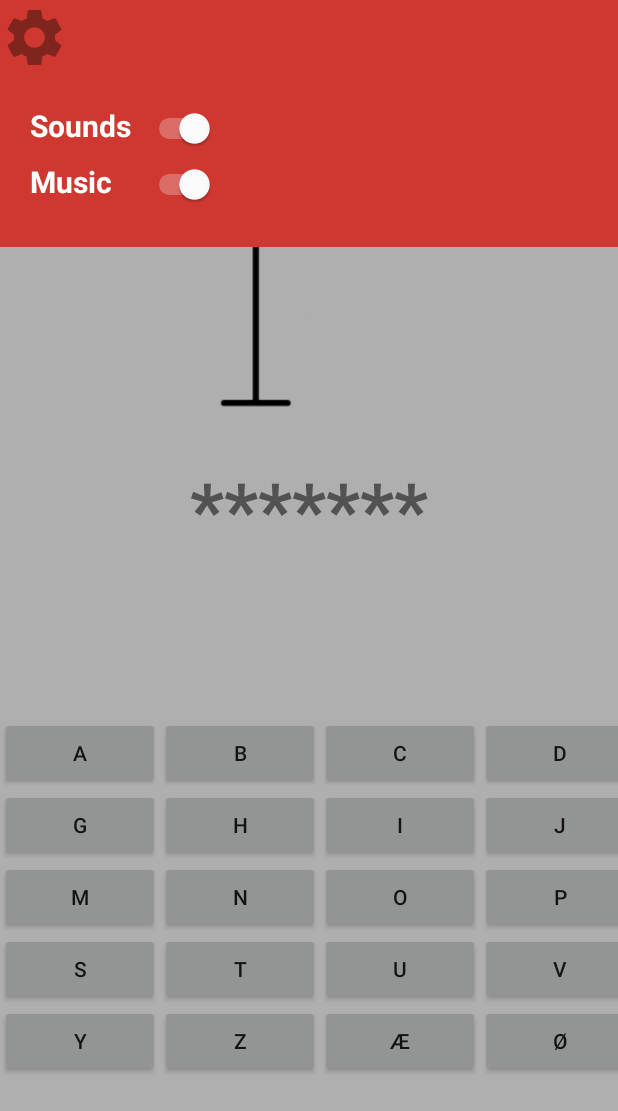
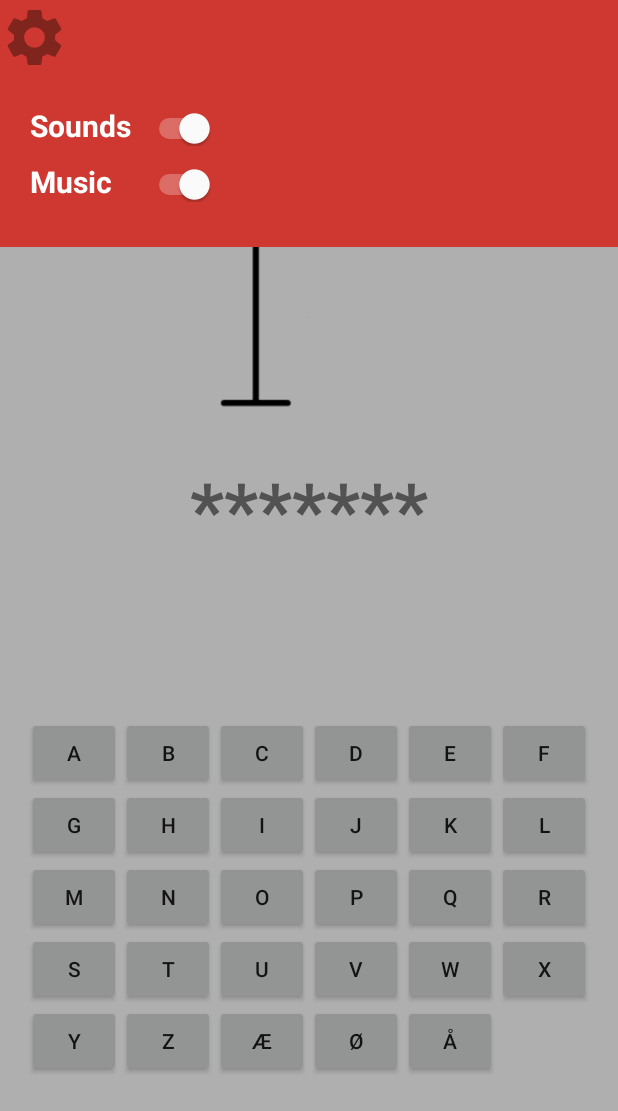
Before and after one commit to maltebp/HangManApp, an Android app: the fragment Game placed in its activity, after a tap on an icon or button, on a phone screen of 412 x 824 dp. Shown: the top 1111 px of the screen. Run offline under Robolectric (Android 15) with nearby library versions, the phone set to English and light mode, and no system bars; network calls fail.

Commit message:
Made some adjustments

```diff
--- a/app/src/main/AndroidManifest.xml
+++ b/app/src/main/AndroidManifest.xml
@@ -9,7 +9,7 @@
         android:roundIcon="@mipmap/ic_launcher_round"
         android:supportsRtl="true"
         android:theme="@style/AppTheme">
-        <activity android:name=".MainActivity">
+        <activity android:name=".MainActivity" android:screenOrientation="portrait">
             <intent-filter>
                 <action android:name="android.intent.action.MAIN" />
 
--- a/app/src/main/java/com/example/hangman/Finished.java
+++ b/app/src/main/java/com/example/hangman/Finished.java
@@ -35,7 +35,7 @@ public class Finished extends Fragment implements View.OnClickListener {
             TextView text_rank = view.findViewById(R.id.won_text_rank);
             text_rank.setText( "#"+scoreDAO.getRank(gameState.getPlayerName()));
 
-            // Settings mistakes
+            // SettingsData mistakes
             TextView text_mistakes = view.findViewById(R.id.text_mistakes);
             text_mistakes.setText("... with "+gameState.getAntalForkerteBogstaver()+" mistakes");
 
--- a/app/src/main/java/com/example/hangman/FloatingTextAnimator.java
+++ b/app/src/main/java/com/example/hangman/FloatingTextAnimator.java
@@ -9,7 +9,6 @@ import android.view.ViewGroup;
 import android.widget.FrameLayout;
 import android.widget.TextView;
 
-import java.text.NumberFormat;
 import java.util.LinkedList;
 import java.util.List;
 import java.util.Random;
@@ -90,9 +89,14 @@ public class FloatingTextAnimator extends AsyncTask<Void,Void,Void> {
     }
 
     public void generateText(FloatingText text){
+
         List<String> words = GameState.getState().muligeOrd;
 
-        text.setText( words.get( rand.nextInt(words.size())) );
+        /* There is a slight chance that words are being loaded from DR in this instant,
+            and therefor the list might be empty. In that case, just reuse the old world.*/
+        if(words.size() > 0 ){
+            text.setText( words.get( rand.nextInt(words.size())) );
+        }
 
         text.setPosition((rand.nextFloat()*(width+100))-200, height);
 
@@ -154,7 +158,6 @@ public class FloatingTextAnimator extends AsyncTask<Void,Void,Void> {
             this.x = x;
             this.y = y;
             update();
-            System.out.println("Pos: "+this.x +", "+this.y);
         }
 
         public float move(){
@@ -193,8 +196,6 @@ public class FloatingTextAnimator extends AsyncTask<Void,Void,Void> {
             params.topMargin = (int) y;
             frame.setLayoutParams(params);
 
-            System.out.println("Transparency: "+transparency);
-
             String transparencyHex = Integer.toHexString( (int) transparency );
             if(transparencyHex.length() == 1) transparencyHex = "0"+transparencyHex;
             textView.setTextColor( Color.parseColor("#"+transparencyHex+"000000") );
--- a/app/src/main/java/com/example/hangman/Game.java
+++ b/app/src/main/java/com/example/hangman/Game.java
@@ -1,11 +1,13 @@
 package com.example.hangman;
 
+import android.app.Activity;
 import android.os.Bundle;
 
 import androidx.annotation.NonNull;
 import androidx.annotation.Nullable;
 import androidx.fragment.app.Fragment;
 
+import android.util.DisplayMetrics;
 import android.view.LayoutInflater;
 import android.view.View;
 import android.view.ViewGroup;
@@ -24,21 +26,32 @@ public class Game extends Fragment implements View.OnClickListener {
 
         view.findViewById(R.id.galge).setOnClickListener(this);
 
+        int buttonsPerRow = 6;
+
+        DisplayMetrics screenSize = new DisplayMetrics();
+        ((Activity) getContext()).getWindowManager()
+                .getDefaultDisplay()
+                .getMetrics(screenSize);
+
+        int buttonWidth = (screenSize.widthPixels-50)/buttonsPerRow;
+
         // Create the "keyboard"
         TableLayout table = view.findViewById(R.id.buttons);
         TableRow row = null;
         for(int i=0; i<26; i++){
-            if(i % 6 == 0){
+            if(i % buttonsPerRow == 0){
                 row = new TableRow(getContext());
                 table.addView(row);
             }
-            row.addView(createLetterButton( (char) (97+i) ));
+            row.addView(createLetterButton( (char) (97+i), buttonWidth));
         }
 
-        // ADds danish letters to keyboard
-        row.addView(createLetterButton( 'æ' ));
-        row.addView(createLetterButton( 'ø' ));
-        row.addView(createLetterButton( 'å' ));
+
+
+        // Adds danish letters to keyboard
+        row.addView(createLetterButton( 'æ', buttonWidth ));
+        row.addView(createLetterButton( 'ø', buttonWidth ));
+        row.addView(createLetterButton( 'å', buttonWidth ));
 
         return view;
     }
@@ -105,12 +118,13 @@ public class Game extends Fragment implements View.OnClickListener {
     }
 
     /* Generic method to create letter buttons (A-Å) */
-    private Button createLetterButton(char letter){
+    private Button createLetterButton(char letter, int width){
         Button btn = new Button(getContext());
 
         /* Since the button is a vector graphic, setting the background will make it look squared.
             Instead we change the tint. */
-        btn.setLayoutParams(new TableRow.LayoutParams( 160, TableRow.LayoutParams.WRAP_CONTENT));
+        btn.setLayoutParams(new TableRow.LayoutParams( width, TableRow.LayoutParams.WRAP_CONTENT));
+
 
         String str = "" + letter;
         btn.setText( str );
--- a/app/src/main/java/com/example/hangman/GameState.java
+++ b/app/src/main/java/com/example/hangman/GameState.java
@@ -1,5 +1,10 @@
 package com.example.hangman;
 
+
+/**
+ * Extension of GalgeLogik which allows me to extend or change
+ * some of the functionality, to fit the needs of this program.
+ */
 public class GameState extends GalgeLogik {
 
     // Singleton Logic ========
--- a/app/src/main/java/com/example/hangman/Intro.java
+++ b/app/src/main/java/com/example/hangman/Intro.java
@@ -1,39 +1,45 @@
 package com.example.hangman;
 
-import android.content.Context;
-import android.graphics.Color;
 import android.os.Bundle;
 import android.view.LayoutInflater;
 import android.view.View;
 import android.view.ViewGroup;
-
-import androidx.annotation.NonNull;
 import androidx.fragment.app.Fragment;
 
+
 /* The welcome screen when you open the app */
-public class Intro extends Fragment implements View.OnClickListener {
+public class Intro extends Fragment {
 
-    private FloatingTextAnimator textAnimator;
+    private FloatingTextAnimator textAnimator = null;
 
     @Override
     public View onCreateView(LayoutInflater inflater, ViewGroup container, Bundle savedInstanceState){
         View view = inflater.inflate(R.layout.fragment_intro, container, false);
 
-        view.findViewById(R.id.intro_page).setOnClickListener(this);
+        // Starting music, if it's not already playing
+        SoundManager soundManager = SoundManager.getInstance();
+        soundManager.playMusic(getContext(), R.raw.soundtrack, 0.5f);
 
+        // Intro Page: Start game
+        view.findViewById(R.id.intro_page).setOnClickListener( (View v) -> {
+            // Get player name
+            getFragmentManager()
+                    .beginTransaction()
+                    .setCustomAnimations(R.anim.fadein, R.anim.fadeout, R.anim.fadein, R.anim.fadeout)
+                    .replace(R.id.frag1, new EnterName())
+                    .addToBackStack(null)
+                    .commit();
+        });
+
+        // Score Board Button: Go to score board
         view.findViewById(R.id.btn_scoreboard).setOnClickListener((View v) -> {
             getFragmentManager()
                 .beginTransaction()
                 .setCustomAnimations(R.anim.slide_upslow2, R.anim.slide_upslow,R.anim.slide_downslow2, R.anim.slide_downslow)
-                .replace(R.id.frag1, new Scoreboard())
+                .replace(R.id.frag1, new Scoreboard() )
                 .addToBackStack(null)
                 .commit();
         });
-
-        // Starting music
-        //TODO: READD MUSIC
-        //SoundManager.getInstance().playMusic(getContext(), R.raw.soundtrack, 0.5f);
-
 
         return view;
     }
@@ -42,30 +48,15 @@ public class Intro extends Fragment implements View.OnClickListener {
     @Override
     public void onStart() {
         super.onStart();
+        /* If not placed here, the view dimensions won't have loaded yet, and it won't work. */
         textAnimator = new FloatingTextAnimator(getActivity(), getContext(), getView().findViewById(R.id.animation_container));
-    }
-
-    @Override
-    public void onAttachFragment(@NonNull Fragment childFragment) {
-
-    }
-
-
-    @Override
-    public void onClick(View v) {
-
-        // Get player name
-        getFragmentManager()
-            .beginTransaction()
-            .setCustomAnimations(R.anim.fadein, R.anim.fadeout, R.anim.fadein, R.anim.fadeout)
-            .replace(R.id.frag1, new EnterName())
-            .addToBackStack(null)
-            .commit();
     }
 
     @Override
     public void onStop() {
         super.onStop();
+        /* The animator runs in its own thread, and should be stopped
+            if we're no longer in the fragment */
         textAnimator.stop();
     }
 }
--- a/app/src/main/java/com/example/hangman/MainActivity.java
+++ b/app/src/main/java/com/example/hangman/MainActivity.java
@@ -6,7 +6,8 @@ import androidx.fragment.app.Fragment;
 import android.os.Bundle;
 import android.view.View;
 
-import com.example.hangman.database.ScoreDAO;
+import com.example.hangman.database.SettingsDAO;
+import com.example.hangman.database.SettingsData;
 
 public class MainActivity extends AppCompatActivity implements View.OnClickListener {
 
@@ -19,7 +20,8 @@ public class MainActivity extends AppCompatActivity implements View.OnClickListe
         super.onCreate(savedInstanceState);
         setContentView(R.layout.activity_main);
 
-        // Settings main page to intro fragment
+
+        // Setting main page to intro fragment
         if( savedInstanceState == null){
             getSupportFragmentManager()
                     .beginTransaction()
@@ -27,7 +29,25 @@ public class MainActivity extends AppCompatActivity implements View.OnClickListe
                     .commit();
         }
 
+
         findViewById(R.id.btn_settings).setOnClickListener(this);
+
+        // Load settings data from preferences into the SoundManager
+        SettingsData settingsData = new SettingsDAO(getBaseContext()).loadSettings();
+        SoundManager.getInstance().toggleMusic(settingsData.isMusicEnabled());
+        SoundManager.getInstance().toggleSound(settingsData.isSoundEnabled());
+
+        /* Load extra words from DR. It's not inteferring with any UI,
+            so there is no problem in just running it on a regular thread. */
+        new Thread( () ->{
+            try{
+                GameState.getState().hentOrdFraDr();
+            }catch(Exception e){
+                System.out.println("Der skete en fejl, da vi hentede ord fra DR: ");
+                e.printStackTrace();
+            }
+        }).start();
+
     }
 
 
@@ -37,7 +57,7 @@ public class MainActivity extends AppCompatActivity implements View.OnClickListe
             onBackPressed();
         }else{
             settingsActive = true;
-            // Open Settings window
+            // Open SettingsData window
             getSupportFragmentManager()
                 .beginTransaction()
                 .setCustomAnimations(R.anim.fadein, R.anim.fadeout, R.anim.fadein, R.anim.fadeout)
@@ -58,15 +78,39 @@ public class MainActivity extends AppCompatActivity implements View.OnClickListe
 
     @Override
     public void onBackPressed() {
-
         if(settingsActive){
             settingsActive = false;
+
+             /* If settings are open, we have 2 fragments to pop:
+                1) the settings window, and 2) the background fade */
             getSupportFragmentManager().popBackStack();
             getSupportFragmentManager().popBackStack();
+
         }else{
+            /* Pop all fragments to go all the way back to the intro screen.
+               Note: the intro screen is not added to the back stack, so it
+               won't "pop" that.*/
             while(getSupportFragmentManager().getBackStackEntryCount()>0){
                 getSupportFragmentManager().popBackStackImmediate();
             }
         }
     }
+
+
+    /**
+     * When app is minimized we turn off the music */
+    @Override
+    protected void onPause() {
+        super.onPause();
+        SoundManager.getInstance().clearMusic();
     }
+
+
+    /**
+     * When app is opened again, we resume the music */
+    @Override
+    protected void onResume() {
+        super.onResume();
+        SoundManager.getInstance().playMusic(getBaseContext(), R.raw.soundtrack, 0.5f);
+    }
+}
--- a/app/src/main/java/com/example/hangman/Settings.java
+++ b/app/src/main/java/com/example/hangman/Settings.java
@@ -9,22 +9,41 @@ import android.widget.Switch;
 
 import androidx.fragment.app.Fragment;
 
+import com.example.hangman.database.SettingsDAO;
+import com.example.hangman.database.SettingsData;
+
 public class Settings extends Fragment{
-
 
     @Override
     public View onCreateView(LayoutInflater inflater, ViewGroup container, Bundle savedInstanceState){
         View view = inflater.inflate(R.layout.fragment_settings, container, false);
 
-        // Using lambdas as there is no common code in the listeners
-        ((Switch) view.findViewById(R.id.settings_sounds)).setOnCheckedChangeListener( (CompoundButton btn, boolean isChecked) ->{
-            SoundManager.getInstance().toggleSound(isChecked) ;
+        SettingsData settings = new SettingsDAO(getContext()).loadSettings();
+
+        // Toggle sounds
+        Switch soundSwitch = view.findViewById(R.id.settings_sounds);
+        soundSwitch.setChecked(settings.isSoundEnabled());
+        soundSwitch.setOnCheckedChangeListener( (CompoundButton btn, boolean isChecked) ->{
+            SoundManager.getInstance().toggleSound(isChecked);
+            saveSettings();
         });
 
-        ((Switch) view.findViewById(R.id.settings_music)).setOnCheckedChangeListener( (CompoundButton btn, boolean isChecked) ->{
+        // Toggle music
+        Switch musicSwitch = view.findViewById(R.id.settings_music);
+        musicSwitch.setChecked(settings.isMusicEnabled());
+        musicSwitch.setOnCheckedChangeListener( (CompoundButton btn, boolean isChecked) ->{
             SoundManager.getInstance().toggleMusic(isChecked) ;
+            saveSettings();
         });
 
         return view;
     }
+
+    private void saveSettings(){
+        // Store newly adjusted settings to preferences
+        SettingsData settings = new SettingsData();
+        settings.toggleMusic( SoundManager.getInstance().isMusicEnabled() );
+        settings.toggleSound( SoundManager.getInstance().isSoundEnabled() );
+        new SettingsDAO(getContext()).saveSettings(settings);
+    }
 }
--- a/app/src/main/java/com/example/hangman/database/ScoreDAO.java
+++ b/app/src/main/java/com/example/hangman/database/ScoreDAO.java
@@ -2,8 +2,6 @@ package com.example.hangman.database;
 
 import android.content.Context;
 import android.content.SharedPreferences;
-
-import androidx.recyclerview.widget.SortedList;
 
 import java.util.Collections;
 import java.util.LinkedList;
@@ -17,7 +15,6 @@ public class ScoreDAO implements IScoreDAO {
 
     private final String filename = "highscores";
     private final Context context;
-
 
     public ScoreDAO(Context context){
         this.context = context;
--- /dev/null
+++ b/app/src/main/java/com/example/hangman/database/SettingsDAO.java
@@ -0,0 +1,38 @@
+package com.example.hangman.database;
+
+
+import android.content.Context;
+import android.content.SharedPreferences;
+
+import static android.content.Context.MODE_PRIVATE;
+
+public class SettingsDAO{
+
+    private final String filename = "settings";
+    private final Context context;
+
+    public SettingsDAO(Context context){
+        this.context = context;
+    }
+
+    public void saveSettings(SettingsData settings){
+        SharedPreferences settingsPref = context.getSharedPreferences(filename, MODE_PRIVATE);
+
+        settingsPref
+                .edit()
+                .putBoolean("music", settings.isMusicEnabled())
+                .putBoolean("sound", settings.isSoundEnabled())
+                .apply();
+    }
+
+    public SettingsData loadSettings(){
+        SharedPreferences settingsPref = context.getSharedPreferences(filename, MODE_PRIVATE);
+
+        SettingsData settings = new SettingsData();
+
+        settings.toggleMusic(settingsPref.getBoolean("music", true));
+        settings.toggleSound(settingsPref.getBoolean("sound", true));
+
+        return settings;
+    }
+}
--- /dev/null
+++ b/app/src/main/java/com/example/hangman/database/SettingsData.java
@@ -0,0 +1,22 @@
+package com.example.hangman.database;
+
+public class SettingsData {
+    private boolean music;
+    private boolean sound;
+
+    public boolean isMusicEnabled() {
+        return music;
+    }
+
+    public void toggleMusic(boolean music) {
+        this.music = music;
+    }
+
+    public boolean isSoundEnabled() {
+        return sound;
+    }
+
+    public void toggleSound(boolean sound) {
+        this.sound = sound;
+    }
+}
```
Also changed, not shown: app/src/main/java/com/example/hangman/Scoreboard.java (+0 -9 lines), app/src/main/java/com/example/hangman/SimpleTask.java (deleted, +0 -22 lines), app/src/main/java/com/example/hangman/SoundManager.java (+20 -4 lines), 1 other file. Lines whose indentation alone changed are shown as unchanged.
